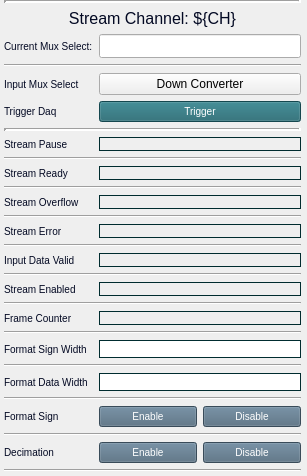
cristinasewell/ATCA_PyDM_Screens, file individuals/down_converter_ch_stream.ui: the form before one commit.
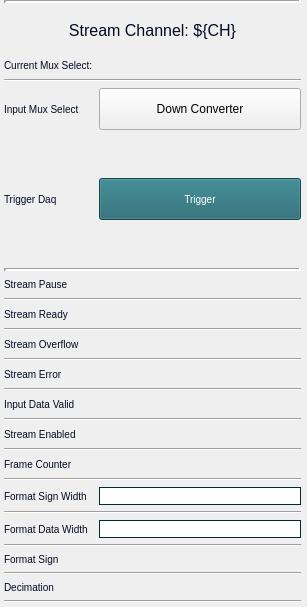
The form after the commit. Custom widgets are drawn as their Qt base class.

Commit message: WIP - fix labels for up and down converters

Diff of the .ui file:
```diff
--- a/individuals/down_converter_ch_stream.ui
+++ b/individuals/down_converter_ch_stream.ui
@@ -7,7 +7,7 @@
     <x>0</x>
     <y>0</y>
     <width>307</width>
-    <height>452</height>
+    <height>607</height>
    </rect>
   </property>
   <property name="sizePolicy">
@@ -41,7 +41,7 @@
    <item>
     <layout class="QGridLayout" name="gridLayout" columnstretch="0,0">
      <property name="sizeConstraint">
-      <enum>QLayout::SetMinimumSize</enum>
+      <enum>QLayout::SetDefaultConstraint</enum>
      </property>
      <property name="leftMargin">
       <number>4</number>
@@ -108,18 +108,16 @@
      </item>
      <item row="11" column="1">
       <widget class="PyDMLabel" name="PyDMLabel_2">
+       <property name="font">
+        <font>
+         <pointsize>10</pointsize>
+        </font>
+       </property>
        <property name="toolTip">
         <string/>
        </property>
        <property name="styleSheet">
-        <string notr="true">QLabel{
-  color:#030923;
-  font-size: 10px;
-  font-style: bold;
-  border-width: 1px; 
-  border-style: solid; 
-  border-color: #002C2F;
-}</string>
+        <string notr="true"/>
        </property>
        <property name="text">
         <string/>
@@ -132,13 +130,7 @@
      <item row="27" column="1">
       <layout class="QHBoxLayout" name="horizontalLayout">
        <item>
-        <widget class="PyDMPushButton" name="PyDMPushButton_3">
-         <property name="sizePolicy">
-          <sizepolicy hsizetype="Minimum" vsizetype="Expanding">
-           <horstretch>0</horstretch>
-           <verstretch>0</verstretch>
-          </sizepolicy>
-         </property>
+        <widget class="PyDMEnumButton" name="PyDMEnumButton">
          <property name="toolTip">
           <string/>
          </property>
@@ -157,64 +149,12 @@
   border-style: outset;
 }</string>
          </property>
-         <property name="text">
-          <string>Enable</string>
-         </property>
-         <property name="checkable">
-          <bool>true</bool>
-         </property>
          <property name="channel" stdset="0">
           <string>ca://${DEVICE}:DAQMUX0_FORMATSIGN${CH}</string>
          </property>
-         <property name="pressValue" stdset="0">
-          <string>1</string>
+         <property name="orientation" stdset="0">
+          <enum>Qt::Horizontal</enum>
          </property>
-         <attribute name="buttonGroup">
-          <string notr="true">buttonGroup</string>
-         </attribute>
-        </widget>
-       </item>
-       <item>
-        <widget class="PyDMPushButton" name="PyDMPushButton_4">
-         <property name="sizePolicy">
-          <sizepolicy hsizetype="Minimum" vsizetype="Expanding">
-           <horstretch>0</horstretch>
-           <verstretch>0</verstretch>
-          </sizepolicy>
-         </property>
-         <property name="toolTip">
-          <string/>
-         </property>
-         <property name="styleSheet">
-          <string notr="true">QPushButton {
-  background-color: #50697D;
-  border-color: #F3B749;
-  color:white;
-  font-size: 10px;
-}
-QPushButton:checked{
-  background-color: #14B09B;
-  font: bold
-}
-QPushButton:hover{
-  border-style: outset;
-}</string>
-         </property>
-         <property name="text">
-          <string>Disable</string>
-         </property>
-         <property name="checkable">
-          <bool>true</bool>
-         </property>
-         <property name="channel" stdset="0">
-          <string>ca://${DEVICE}:DAQMUX0_FORMATSIGN${CH}</string>
-         </property>
-         <property name="pressValue" stdset="0">
-          <string>0</string>
-         </property>
-         <attribute name="buttonGroup">
-          <string notr="true">buttonGroup</string>
-         </attribute>
         </widget>
        </item>
       </layout>
@@ -256,18 +196,16 @@
      </item>
      <item row="13" column="1">
       <widget class="PyDMLabel" name="PyDMLabel_3">
+       <property name="font">
+        <font>
+         <pointsize>10</pointsize>
+        </font>
+       </property>
        <property name="toolTip">
         <string/>
        </property>
        <property name="styleSheet">
-        <string notr="true">QLabel{
-  color:#030923;
-  font-size: 10px;
-  font-style: bold;
-  border-width: 1px; 
-  border-style: solid; 
-  border-color: #002C2F;
-}</string>
+        <string notr="true"/>
        </property>
        <property name="text">
         <string/>
@@ -300,18 +238,16 @@
      </item>
      <item row="19" column="1">
       <widget class="PyDMLabel" name="PyDMLabel_6">
+       <property name="font">
+        <font>
+         <pointsize>10</pointsize>
+        </font>
+       </property>
        <property name="toolTip">
         <string/>
        </property>
        <property name="styleSheet">
-        <string notr="true">QLabel{
-  color:#030923;
-  font-size: 10px;
-  font-style: bold;
-  border-width: 1px; 
-  border-style: solid; 
-  border-color: #002C2F;
-}</string>
+        <string notr="true"/>
        </property>
        <property name="text">
         <string/>
@@ -344,18 +280,16 @@
      </item>
      <item row="17" column="1">
       <widget class="PyDMLabel" name="PyDMLabel_5">
+       <property name="font">
+        <font>
+         <pointsize>10</pointsize>
+        </font>
+       </property>
        <property name="toolTip">
         <string/>
        </property>
        <property name="styleSheet">
-        <string notr="true">QLabel{
-  color:#030923;
-  font-size: 10px;
-  font-style: bold;
-  border-width: 1px; 
-  border-style: solid; 
-  border-color: #002C2F;
-}</string>
+        <string notr="true"/>
        </property>
        <property name="text">
         <string/>
@@ -520,13 +454,7 @@
      <item row="30" column="1">
       <layout class="QHBoxLayout" name="horizontalLayout_2">
        <item>
-        <widget class="PyDMPushButton" name="PyDMPushButton">
-         <property name="sizePolicy">
-          <sizepolicy hsizetype="Minimum" vsizetype="Expanding">
-           <horstretch>0</horstretch>
-           <verstretch>0</verstretch>
-          </sizepolicy>
-         </property>
+        <widget class="PyDMEnumButton" name="PyDMEnumButton_2">
          <property name="toolTip">
           <string/>
          </property>
@@ -545,64 +473,12 @@
   border-style: outset;
 }</string>
          </property>
-         <property name="text">
-          <string>Enable</string>
-         </property>
-         <property name="checkable">
-          <bool>true</bool>
-         </property>
          <property name="channel" stdset="0">
           <string>ca://${DEVICE}:DAQMUX0_DECIMATION${CH}</string>
          </property>
-         <property name="pressValue" stdset="0">
-          <string>1</string>
+         <property name="orientation" stdset="0">
+          <enum>Qt::Horizontal</enum>
          </property>
-         <attribute name="buttonGroup">
-          <string notr="true">buttonGroup_2</string>
-         </attribute>
-        </widget>
-       </item>
-       <item>
-        <widget class="PyDMPushButton" name="PyDMPushButton_2">
-         <property name="sizePolicy">
-          <sizepolicy hsizetype="Minimum" vsizetype="Expanding">
-           <horstretch>0</horstretch>
-           <verstretch>0</verstretch>
-          </sizepolicy>
-         </property>
-         <property name="toolTip">
-          <string/>
-         </property>
-         <property name="styleSheet">
-          <string notr="true">QPushButton {
-  background-color: #50697D;
-  border-color: #F3B749;
-  color:white;
-  font-size: 10px;
-}
-QPushButton:checked{
-  background-color: #14B09B;
-  font: bold
-}
-QPushButton:hover{
-  border-style: outset;
-}</string>
-         </property>
-         <property name="text">
-          <string>Disable</string>
-         </property>
-         <property name="checkable">
-          <bool>true</bool>
-         </property>
-         <property name="channel" stdset="0">
-          <string>ca://${DEVICE}:DAQMUX0_DECIMATION${CH}</string>
-         </property>
-         <property name="pressValue" stdset="0">
-          <string>0</string>
-         </property>
-         <attribute name="buttonGroup">
-          <string notr="true">buttonGroup_2</string>
-         </attribute>
         </widget>
        </item>
       </layout>
@@ -614,40 +490,18 @@
        </property>
       </widget>
      </item>
-     <item row="2" column="1">
-      <widget class="PyDMLineEdit" name="PyDMLineEdit_3">
-       <property name="toolTip">
-        <string/>
-       </property>
-       <property name="styleSheet">
-        <string notr="true">QLineEdit{
-color:#7A2D59;
-font: bold;
-font: 14px;
-}</string>
-       </property>
-       <property name="channel" stdset="0">
-        <string>ca://${DEVICE}:DAQMUX0_INPMUXSELSTR${CH}</string>
-       </property>
-       <property name="displayFormat" stdset="0">
-        <enum>PyDMLineEdit::String</enum>
-       </property>
-      </widget>
-     </item>
      <item row="9" column="1">
       <widget class="PyDMLabel" name="PyDMLabel">
+       <property name="font">
+        <font>
+         <pointsize>10</pointsize>
+        </font>
+       </property>
        <property name="toolTip">
         <string/>
        </property>
        <property name="styleSheet">
-        <string notr="true">QLabel{
-  color:#030923;
-  font-size: 10px;
-  font-style: bold;
-  border-width: 1px; 
-  border-style: solid; 
-  border-color: #002C2F;
-}</string>
+        <string notr="true"/>
        </property>
        <property name="text">
         <string/>
@@ -665,18 +519,16 @@
      </item>
      <item row="15" column="1">
       <widget class="PyDMLabel" name="PyDMLabel_4">
+       <property name="font">
+        <font>
+         <pointsize>10</pointsize>
+        </font>
+       </property>
        <property name="toolTip">
         <string/>
        </property>
        <property name="styleSheet">
-        <string notr="true">QLabel{
-  color:#030923;
-  font-size: 10px;
-  font-style: bold;
-  border-width: 1px; 
-  border-style: solid; 
-  border-color: #002C2F;
-}</string>
+        <string notr="true"/>
        </property>
        <property name="text">
         <string/>
@@ -790,18 +642,16 @@
      </item>
      <item row="21" column="1">
       <widget class="PyDMLabel" name="PyDMLabel_7">
+       <property name="font">
+        <font>
+         <pointsize>10</pointsize>
+        </font>
+       </property>
        <property name="toolTip">
         <string/>
        </property>
        <property name="styleSheet">
-        <string notr="true">QLabel{
-  color:#030923;
-  font-size: 10px;
-  font-style: bold;
-  border-width: 1px; 
-  border-style: solid; 
-  border-color: #002C2F;
-}</string>
+        <string notr="true"/>
        </property>
        <property name="text">
         <string/>
@@ -883,6 +733,29 @@
        </property>
       </widget>
      </item>
+     <item row="2" column="1">
+      <widget class="PyDMLabel" name="PyDMLabel_8">
+       <property name="toolTip">
+        <string/>
+       </property>
+       <property name="styleSheet">
+        <string notr="true">QLabel{
+color:#7A2D59;
+font: bold;
+font: 14px;
+}</string>
+       </property>
+       <property name="text">
+        <string/>
+       </property>
+       <property name="channel" stdset="0">
+        <string>ca://${DEVICE}:DAQMUX0_INPMUXSELSTR${CH}</string>
+       </property>
+       <property name="displayFormat" stdset="0">
+        <enum>PyDMLabel::Hex</enum>
+       </property>
+      </widget>
+     </item>
     </layout>
    </item>
   </layout>
@@ -898,6 +771,11 @@
    <extends>QLineEdit</extends>
    <header>pydm.widgets.line_edit</header>
   </customwidget>
+  <customwidget>
+   <class>PyDMEnumButton</class>
+   <extends>QWidget</extends>
+   <header>pydm.widgets.enum_button</header>
+  </customwidget>
   <customwidget>
    <class>PyDMPushButton</class>
    <extends>QPushButton</extends>
```
Left out of the diff: 2 changed lines with no effect on the pictures. The commit also changes 3 other files.
